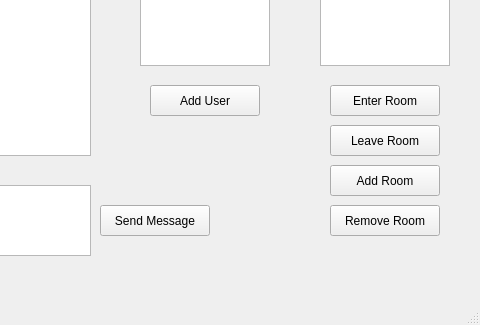
First picture: the form in ircclient.ui, repository TomFanella4/IRCClient, before the edit; both pictures show x 400 to 880 and y 245 to 570 of the 880 by 570 pixel window.
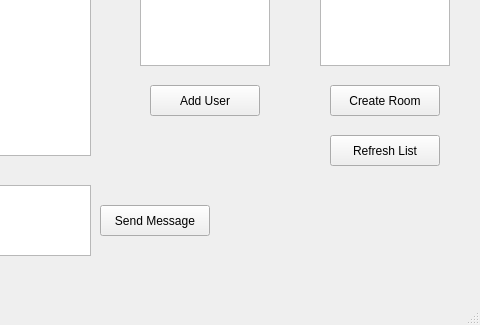
Second picture: the form after the edit.

```diff
--- a/ircclient.ui
+++ b/ircclient.ui
@@ -140,33 +140,7 @@
      <string>Add User</string>
     </property>
    </widget>
-   <widget class="QPushButton" name="Button_addRoom">
-    <property name="geometry">
-     <rect>
-      <x>730</x>
-      <y>410</y>
-      <width>110</width>
-      <height>31</height>
-     </rect>
-    </property>
-    <property name="text">
-     <string>Add Room</string>
-    </property>
-   </widget>
-   <widget class="QPushButton" name="Button_removeRoom">
-    <property name="geometry">
-     <rect>
-      <x>730</x>
-      <y>450</y>
-      <width>110</width>
-      <height>31</height>
-     </rect>
-    </property>
-    <property name="text">
-     <string>Remove Room</string>
-    </property>
-   </widget>
-   <widget class="QPushButton" name="Button_enterRoom">
+   <widget class="QPushButton" name="Button_createRoom">
     <property name="geometry">
      <rect>
       <x>730</x>
@@ -176,20 +150,20 @@
      </rect>
     </property>
     <property name="text">
-     <string>Enter Room</string>
+     <string>Create Room</string>
     </property>
    </widget>
    <widget class="QPushButton" name="Button_leaveRoom">
     <property name="geometry">
      <rect>
       <x>730</x>
-      <y>370</y>
+      <y>380</y>
       <width>110</width>
       <height>31</height>
      </rect>
     </property>
     <property name="text">
-     <string>Leave Room</string>
+     <string>Refresh List</string>
     </property>
    </widget>
   </widget>
```
Left out of the diff: 2 changed lines with no effect on the pictures.
